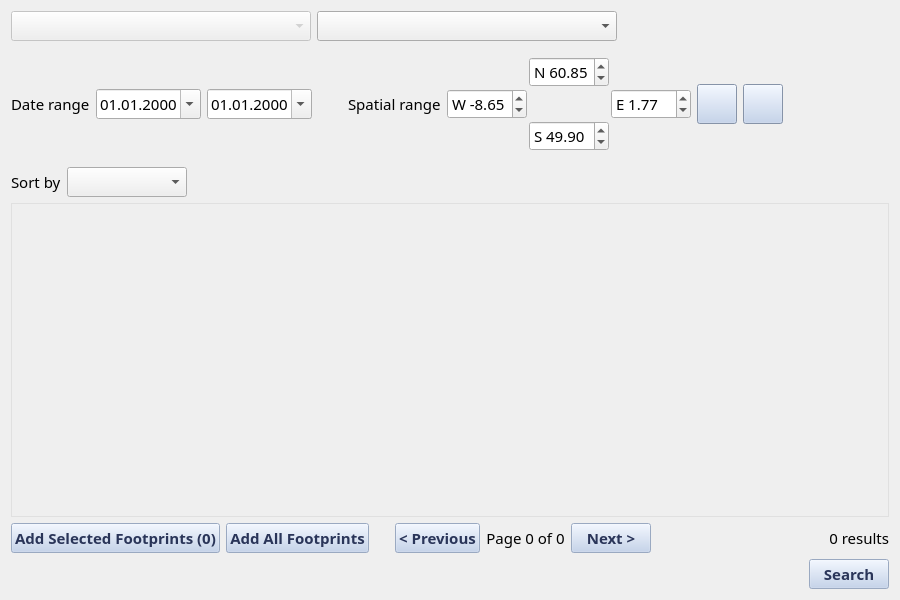
Qt form eodh_qgis/ui/search.ui (EO-DataHub/eodh-qgis) before a commit.
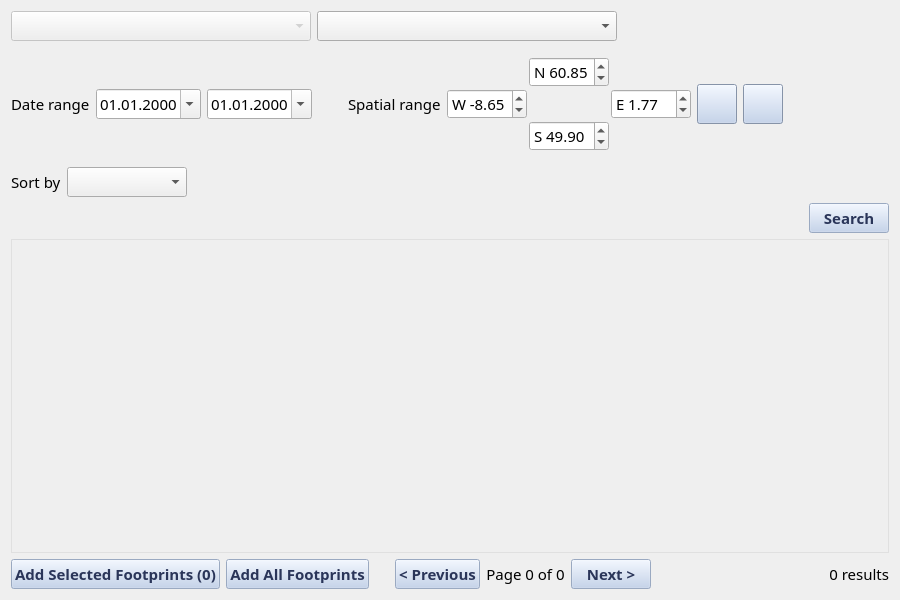
The same form after that commit.

Commit message: Move search button right after the sort controls

Diff of the .ui file:
```diff
--- a/eodh_qgis/ui/search.ui
+++ b/eodh_qgis/ui/search.ui
@@ -407,6 +407,33 @@
      </item>
     </layout>
    </item>
+   <item>
+    <layout class="QHBoxLayout" name="buttonLayout">
+     <item>
+      <spacer name="horizontalSpacer_button">
+       <property name="orientation">
+        <enum>Qt::Horizontal</enum>
+       </property>
+       <property name="sizeHint" stdset="0">
+        <size>
+         <width>40</width>
+         <height>20</height>
+        </size>
+       </property>
+      </spacer>
+     </item>
+     <item>
+      <widget class="QPushButton" name="search_button">
+       <property name="text">
+        <string>Search</string>
+       </property>
+       <property name="enabled">
+        <bool>false</bool>
+       </property>
+      </widget>
+     </item>
+    </layout>
+   </item>
    <item>
     <widget class="QScrollArea" name="results_scroll_area">
      <property name="sizePolicy">
@@ -558,33 +585,6 @@
      </item>
     </layout>
    </item>
-   <item>
-    <layout class="QHBoxLayout" name="buttonLayout">
-     <item>
-      <spacer name="horizontalSpacer_button">
-       <property name="orientation">
-        <enum>Qt::Horizontal</enum>
-       </property>
-       <property name="sizeHint" stdset="0">
-        <size>
-         <width>40</width>
-         <height>20</height>
-        </size>
-       </property>
-      </spacer>
-     </item>
-     <item>
-      <widget class="QPushButton" name="search_button">
-       <property name="text">
-        <string>Search</string>
-       </property>
-       <property name="enabled">
-        <bool>false</bool>
-       </property>
-      </widget>
-     </item>
-    </layout>
-   </item>
   </layout>
  </widget>
  <resources/>
```
